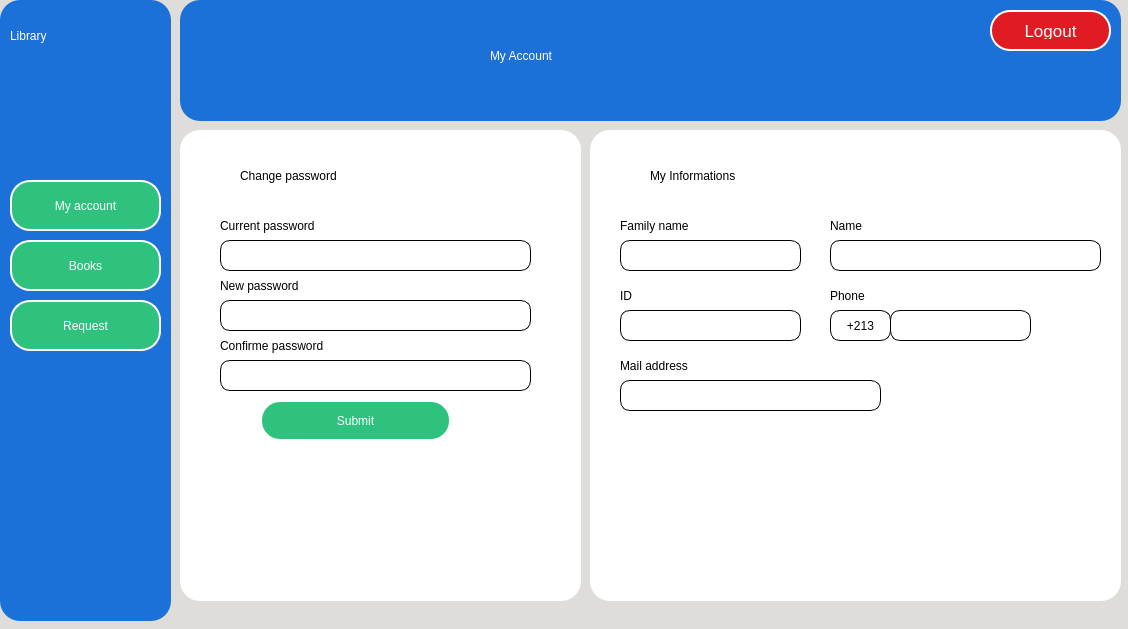
First picture: the form in Library Management/Windows_Ui/Assets/Ui/myacc.ui, repository mohammedyazid/Library, before the edit.
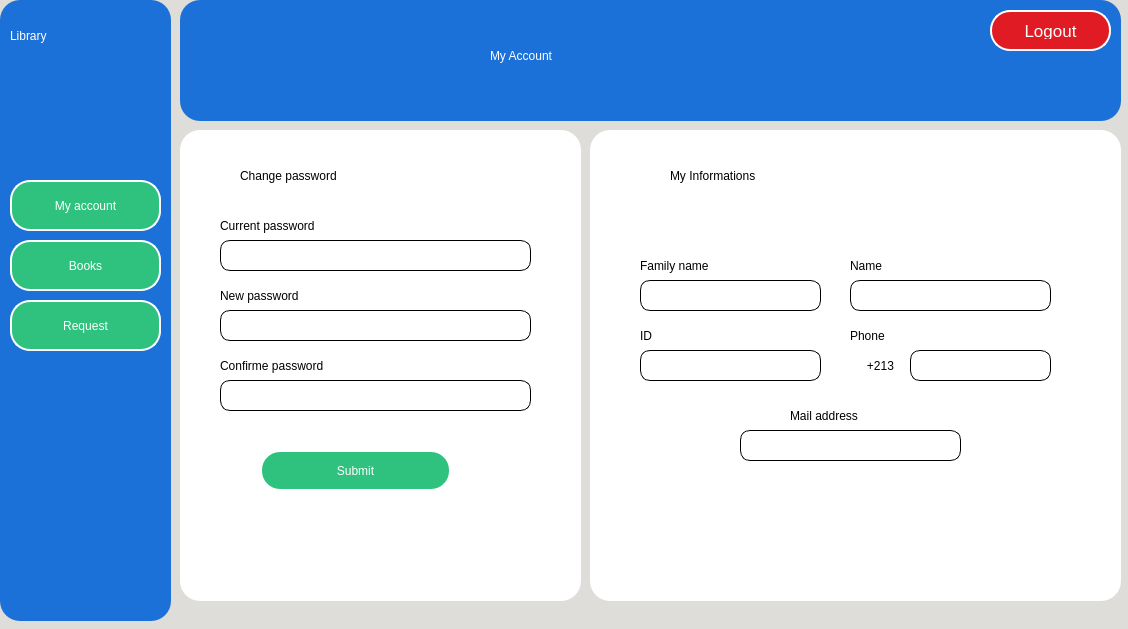
Second picture: the form after the edit. Icons and pictures are not drawn.

```diff
--- a/Library Management/Windows_Ui/Assets/Ui/myacc.ui
+++ b/Library Management/Windows_Ui/Assets/Ui/myacc.ui
@@ -41,7 +41,7 @@
      <property name="geometry">
       <rect>
        <x>40</x>
-       <y>200</y>
+       <y>220</y>
        <width>181</width>
        <height>31</height>
       </rect>
@@ -53,36 +53,6 @@
       <string>Confirme password</string>
      </property>
     </widget>
-    <widget class="QTextEdit" name="mm_conpassin">
-     <property name="geometry">
-      <rect>
-       <x>40</x>
-       <y>230</y>
-       <width>311</width>
-       <height>31</height>
-      </rect>
-     </property>
-     <property name="styleSheet">
-      <string notr="true">background-color: white;
-border-style: solid;
-border-width: 1px;
-border-color:black;
-border-radius: 10px;
-font: 75 14pt &quot;Ubuntu Mono&quot;;
-
-</string>
-     </property>
-     <property name="verticalScrollBarPolicy">
-      <enum>Qt::ScrollBarAlwaysOff</enum>
-     </property>
-     <property name="html">
-      <string>&lt;!DOCTYPE HTML PUBLIC &quot;-//W3C//DTD HTML 4.0//EN&quot; &quot;http://www.w3.org/TR/REC-html40/strict.dtd&quot;&gt;
-&lt;html&gt;&lt;head&gt;&lt;meta name=&quot;qrichtext&quot; content=&quot;1&quot; /&gt;&lt;style type=&quot;text/css&quot;&gt;
-p, li { white-space: pre-wrap; }
-&lt;/style&gt;&lt;/head&gt;&lt;body style=&quot; font-family:'Ubuntu Mono'; font-size:14pt; font-weight:72; font-style:normal;&quot;&gt;
-&lt;p style=&quot;-qt-paragraph-type:empty; margin-top:0px; margin-bottom:0px; margin-left:0px; margin-right:0px; -qt-block-indent:0; text-indent:0px; font-family:'Ubuntu'; font-size:11pt; font-weight:400;&quot;&gt;&lt;br /&gt;&lt;/p&gt;&lt;/body&gt;&lt;/html&gt;</string>
-     </property>
-    </widget>
     <widget class="QLabel" name="label26">
      <property name="geometry">
       <rect>
@@ -101,41 +71,11 @@
       <string>Change password</string>
      </property>
     </widget>
-    <widget class="QTextEdit" name="mm_newpassin">
-     <property name="geometry">
-      <rect>
-       <x>40</x>
-       <y>170</y>
-       <width>311</width>
-       <height>31</height>
-      </rect>
-     </property>
-     <property name="styleSheet">
-      <string notr="true">background-color: white;
-border-style: solid;
-border-width: 1px;
-border-color:black;
-border-radius: 10px;
-font: 75 14pt &quot;Ubuntu Mono&quot;;
-
-</string>
-     </property>
-     <property name="verticalScrollBarPolicy">
-      <enum>Qt::ScrollBarAlwaysOff</enum>
-     </property>
-     <property name="html">
-      <string>&lt;!DOCTYPE HTML PUBLIC &quot;-//W3C//DTD HTML 4.0//EN&quot; &quot;http://www.w3.org/TR/REC-html40/strict.dtd&quot;&gt;
-&lt;html&gt;&lt;head&gt;&lt;meta name=&quot;qrichtext&quot; content=&quot;1&quot; /&gt;&lt;style type=&quot;text/css&quot;&gt;
-p, li { white-space: pre-wrap; }
-&lt;/style&gt;&lt;/head&gt;&lt;body style=&quot; font-family:'Ubuntu Mono'; font-size:14pt; font-weight:72; font-style:normal;&quot;&gt;
-&lt;p style=&quot;-qt-paragraph-type:empty; margin-top:0px; margin-bottom:0px; margin-left:0px; margin-right:0px; -qt-block-indent:0; text-indent:0px; font-family:'Ubuntu'; font-size:11pt; font-weight:400;&quot;&gt;&lt;br /&gt;&lt;/p&gt;&lt;/body&gt;&lt;/html&gt;</string>
-     </property>
-    </widget>
     <widget class="QLabel" name="label28">
      <property name="geometry">
       <rect>
        <x>40</x>
-       <y>140</y>
+       <y>150</y>
        <width>151</width>
        <height>31</height>
       </rect>
@@ -152,7 +92,7 @@
      <property name="geometry">
       <rect>
        <x>80</x>
-       <y>270</y>
+       <y>320</y>
        <width>191</width>
        <height>41</height>
       </rect>
@@ -193,36 +133,6 @@
       </size>
      </property>
     </widget>
-    <widget class="QTextEdit" name="mm_curpassin">
-     <property name="geometry">
-      <rect>
-       <x>40</x>
-       <y>110</y>
-       <width>311</width>
-       <height>31</height>
-      </rect>
-     </property>
-     <property name="styleSheet">
-      <string notr="true">background-color: white;
-border-style: solid;
-border-width: 1px;
-border-color:black;
-border-radius: 10px;
-font: 75 14pt &quot;Ubuntu Mono&quot;;
-
-</string>
-     </property>
-     <property name="verticalScrollBarPolicy">
-      <enum>Qt::ScrollBarAlwaysOff</enum>
-     </property>
-     <property name="html">
-      <string>&lt;!DOCTYPE HTML PUBLIC &quot;-//W3C//DTD HTML 4.0//EN&quot; &quot;http://www.w3.org/TR/REC-html40/strict.dtd&quot;&gt;
-&lt;html&gt;&lt;head&gt;&lt;meta name=&quot;qrichtext&quot; content=&quot;1&quot; /&gt;&lt;style type=&quot;text/css&quot;&gt;
-p, li { white-space: pre-wrap; }
-&lt;/style&gt;&lt;/head&gt;&lt;body style=&quot; font-family:'Ubuntu Mono'; font-size:14pt; font-weight:72; font-style:normal;&quot;&gt;
-&lt;p style=&quot;-qt-paragraph-type:empty; margin-top:0px; margin-bottom:0px; margin-left:0px; margin-right:0px; -qt-block-indent:0; text-indent:0px; font-family:'Ubuntu'; font-size:11pt; font-weight:400;&quot;&gt;&lt;br /&gt;&lt;/p&gt;&lt;/body&gt;&lt;/html&gt;</string>
-     </property>
-    </widget>
     <widget class="QLabel" name="label27">
      <property name="geometry">
       <rect>
@@ -240,6 +150,147 @@
       <string>Current password</string>
      </property>
     </widget>
+    <widget class="QLineEdit" name="mm_curpassin">
+     <property name="geometry">
+      <rect>
+       <x>40</x>
+       <y>110</y>
+       <width>311</width>
+       <height>31</height>
+      </rect>
+     </property>
+     <property name="font">
+      <font>
+       <family>Ubuntu Mono</family>
+       <pointsize>13</pointsize>
+       <weight>9</weight>
+       <italic>false</italic>
+       <bold>false</bold>
+      </font>
+     </property>
+     <property name="styleSheet">
+      <string notr="true">background-color: white;
+border-style: solid;
+border-width: 1px;
+border-color:black;
+border-radius: 10px;
+font: 75 13pt &quot;Ubuntu Mono&quot;;
+
+</string>
+     </property>
+     <property name="maxLength">
+      <number>2000</number>
+     </property>
+     <property name="echoMode">
+      <enum>QLineEdit::Password</enum>
+     </property>
+     <property name="dragEnabled">
+      <bool>true</bool>
+     </property>
+     <property name="placeholderText">
+      <string/>
+     </property>
+     <property name="cursorMoveStyle">
+      <enum>Qt::LogicalMoveStyle</enum>
+     </property>
+     <property name="clearButtonEnabled">
+      <bool>true</bool>
+     </property>
+    </widget>
+    <widget class="QLineEdit" name="mm_newpassin">
+     <property name="geometry">
+      <rect>
+       <x>40</x>
+       <y>180</y>
+       <width>311</width>
+       <height>31</height>
+      </rect>
+     </property>
+     <property name="font">
+      <font>
+       <family>Ubuntu Mono</family>
+       <pointsize>13</pointsize>
+       <weight>9</weight>
+       <italic>false</italic>
+       <bold>false</bold>
+      </font>
+     </property>
+     <property name="styleSheet">
+      <string notr="true">background-color: white;
+border-style: solid;
+border-width: 1px;
+border-color:black;
+border-radius: 10px;
+font: 75 13pt &quot;Ubuntu Mono&quot;;
+
+</string>
+     </property>
+     <property name="maxLength">
+      <number>2000</number>
+     </property>
+     <property name="echoMode">
+      <enum>QLineEdit::Password</enum>
+     </property>
+     <property name="dragEnabled">
+      <bool>true</bool>
+     </property>
+     <property name="placeholderText">
+      <string/>
+     </property>
+     <property name="cursorMoveStyle">
+      <enum>Qt::LogicalMoveStyle</enum>
+     </property>
+     <property name="clearButtonEnabled">
+      <bool>true</bool>
+     </property>
+    </widget>
+    <widget class="QLineEdit" name="mm_conpassin">
+     <property name="geometry">
+      <rect>
+       <x>40</x>
+       <y>250</y>
+       <width>311</width>
+       <height>31</height>
+      </rect>
+     </property>
+     <property name="font">
+      <font>
+       <family>Ubuntu Mono</family>
+       <pointsize>13</pointsize>
+       <weight>9</weight>
+       <italic>false</italic>
+       <bold>false</bold>
+      </font>
+     </property>
+     <property name="styleSheet">
+      <string notr="true">background-color: white;
+border-style: solid;
+border-width: 1px;
+border-color:black;
+border-radius: 10px;
+font: 75 13pt &quot;Ubuntu Mono&quot;;
+
+</string>
+     </property>
+     <property name="maxLength">
+      <number>2000</number>
+     </property>
+     <property name="echoMode">
+      <enum>QLineEdit::Password</enum>
+     </property>
+     <property name="dragEnabled">
+      <bool>true</bool>
+     </property>
+     <property name="placeholderText">
+      <string/>
+     </property>
+     <property name="cursorMoveStyle">
+      <enum>Qt::LogicalMoveStyle</enum>
+     </property>
+     <property name="clearButtonEnabled">
+      <bool>true</bool>
+     </property>
+    </widget>
    </widget>
    <widget class="QFrame" name="frame_16">
     <property name="geometry">
@@ -600,8 +651,8 @@
     <widget class="QLabel" name="label32">
      <property name="geometry">
       <rect>
-       <x>240</x>
-       <y>80</y>
+       <x>260</x>
+       <y>120</y>
        <width>91</width>
        <height>31</height>
       </rect>
@@ -613,44 +664,11 @@
       <string>Name</string>
      </property>
     </widget>
-    <widget class="QTextEdit" name="mm_nameout">
-     <property name="geometry">
-      <rect>
-       <x>240</x>
-       <y>110</y>
-       <width>271</width>
-       <height>31</height>
-      </rect>
-     </property>
-     <property name="styleSheet">
-      <string notr="true">background-color: white;
-border-style: solid;
-border-width: 1px;
-border-color:black;
-border-radius: 10px;
-font: 75 14pt &quot;Ubuntu Mono&quot;;
-
-</string>
-     </property>
-     <property name="verticalScrollBarPolicy">
-      <enum>Qt::ScrollBarAlwaysOff</enum>
-     </property>
-     <property name="readOnly">
-      <bool>true</bool>
-     </property>
-     <property name="html">
-      <string>&lt;!DOCTYPE HTML PUBLIC &quot;-//W3C//DTD HTML 4.0//EN&quot; &quot;http://www.w3.org/TR/REC-html40/strict.dtd&quot;&gt;
-&lt;html&gt;&lt;head&gt;&lt;meta name=&quot;qrichtext&quot; content=&quot;1&quot; /&gt;&lt;style type=&quot;text/css&quot;&gt;
-p, li { white-space: pre-wrap; }
-&lt;/style&gt;&lt;/head&gt;&lt;body style=&quot; font-family:'Ubuntu Mono'; font-size:14pt; font-weight:72; font-style:normal;&quot;&gt;
-&lt;p style=&quot;-qt-paragraph-type:empty; margin-top:0px; margin-bottom:0px; margin-left:0px; margin-right:0px; -qt-block-indent:0; text-indent:0px; font-family:'Ubuntu'; font-size:11pt; font-weight:400;&quot;&gt;&lt;br /&gt;&lt;/p&gt;&lt;/body&gt;&lt;/html&gt;</string>
-     </property>
-    </widget>
     <widget class="QLabel" name="label33">
      <property name="geometry">
       <rect>
-       <x>30</x>
-       <y>150</y>
+       <x>50</x>
+       <y>190</y>
        <width>21</width>
        <height>31</height>
       </rect>
@@ -665,8 +683,8 @@
     <widget class="QLabel" name="label34">
      <property name="geometry">
       <rect>
-       <x>240</x>
-       <y>150</y>
+       <x>260</x>
+       <y>190</y>
        <width>121</width>
        <height>31</height>
       </rect>
@@ -681,8 +699,8 @@
     <widget class="QLabel" name="label35">
      <property name="geometry">
       <rect>
-       <x>30</x>
-       <y>220</y>
+       <x>200</x>
+       <y>270</y>
        <width>121</width>
        <height>31</height>
       </rect>
@@ -697,7 +715,7 @@
     <widget class="QLabel" name="label30">
      <property name="geometry">
       <rect>
-       <x>60</x>
+       <x>80</x>
        <y>10</y>
        <width>271</width>
        <height>71</height>
@@ -712,110 +730,11 @@
       <string>My Informations</string>
      </property>
     </widget>
-    <widget class="QTextEdit" name="mm_idout">
-     <property name="geometry">
-      <rect>
-       <x>30</x>
-       <y>180</y>
-       <width>181</width>
-       <height>31</height>
-      </rect>
-     </property>
-     <property name="styleSheet">
-      <string notr="true">background-color: white;
-border-style: solid;
-border-width: 1px;
-border-color:black;
-border-radius: 10px;
-font: 75 14pt &quot;Ubuntu Mono&quot;;
-
-</string>
-     </property>
-     <property name="verticalScrollBarPolicy">
-      <enum>Qt::ScrollBarAlwaysOff</enum>
-     </property>
-     <property name="readOnly">
-      <bool>true</bool>
-     </property>
-     <property name="html">
-      <string>&lt;!DOCTYPE HTML PUBLIC &quot;-//W3C//DTD HTML 4.0//EN&quot; &quot;http://www.w3.org/TR/REC-html40/strict.dtd&quot;&gt;
-&lt;html&gt;&lt;head&gt;&lt;meta name=&quot;qrichtext&quot; content=&quot;1&quot; /&gt;&lt;style type=&quot;text/css&quot;&gt;
-p, li { white-space: pre-wrap; }
-&lt;/style&gt;&lt;/head&gt;&lt;body style=&quot; font-family:'Ubuntu Mono'; font-size:14pt; font-weight:72; font-style:normal;&quot;&gt;
-&lt;p style=&quot;-qt-paragraph-type:empty; margin-top:0px; margin-bottom:0px; margin-left:0px; margin-right:0px; -qt-block-indent:0; text-indent:0px; font-family:'Ubuntu'; font-size:11pt; font-weight:400;&quot;&gt;&lt;br /&gt;&lt;/p&gt;&lt;/body&gt;&lt;/html&gt;</string>
-     </property>
-    </widget>
-    <widget class="QTextEdit" name="mm_phoneout">
-     <property name="geometry">
-      <rect>
-       <x>300</x>
-       <y>180</y>
-       <width>141</width>
-       <height>31</height>
-      </rect>
-     </property>
-     <property name="styleSheet">
-      <string notr="true">background-color: white;
-border-style: solid;
-border-width: 1px;
-border-color:black;
-border-radius: 10px;
-font: 75 14pt &quot;Ubuntu Mono&quot;;
-
-</string>
-     </property>
-     <property name="verticalScrollBarPolicy">
-      <enum>Qt::ScrollBarAlwaysOff</enum>
-     </property>
-     <property name="readOnly">
-      <bool>true</bool>
-     </property>
-     <property name="html">
-      <string>&lt;!DOCTYPE HTML PUBLIC &quot;-//W3C//DTD HTML 4.0//EN&quot; &quot;http://www.w3.org/TR/REC-html40/strict.dtd&quot;&gt;
-&lt;html&gt;&lt;head&gt;&lt;meta name=&quot;qrichtext&quot; content=&quot;1&quot; /&gt;&lt;style type=&quot;text/css&quot;&gt;
-p, li { white-space: pre-wrap; }
-&lt;/style&gt;&lt;/head&gt;&lt;body style=&quot; font-family:'Ubuntu Mono'; font-size:14pt; font-weight:72; font-style:normal;&quot;&gt;
-&lt;p style=&quot;-qt-paragraph-type:empty; margin-top:0px; margin-bottom:0px; margin-left:0px; margin-right:0px; -qt-block-indent:0; text-indent:0px; font-family:'Ubuntu'; font-size:11pt; font-weight:400;&quot;&gt;&lt;br /&gt;&lt;/p&gt;&lt;/body&gt;&lt;/html&gt;</string>
-     </property>
-    </widget>
-    <widget class="QTextEdit" name="mm_fnameout">
-     <property name="geometry">
-      <rect>
-       <x>30</x>
-       <y>110</y>
-       <width>181</width>
-       <height>31</height>
-      </rect>
-     </property>
-     <property name="styleSheet">
-      <string notr="true">background-color: white;
-border-style: solid;
-border-width: 1px;
-border-color:black;
-border-radius: 10px;
-font: 75 14pt &quot;Ubuntu Mono&quot;;
-
-</string>
-     </property>
-     <property name="verticalScrollBarPolicy">
-      <enum>Qt::ScrollBarAlwaysOff</enum>
-     </property>
-     <property name="readOnly">
-      <bool>true</bool>
-     </property>
-     <property name="html">
-      <string>&lt;!DOCTYPE HTML PUBLIC &quot;-//W3C//DTD HTML 4.0//EN&quot; &quot;http://www.w3.org/TR/REC-html40/strict.dtd&quot;&gt;
-&lt;html&gt;&lt;head&gt;&lt;meta name=&quot;qrichtext&quot; content=&quot;1&quot; /&gt;&lt;style type=&quot;text/css&quot;&gt;
-p, li { white-space: pre-wrap; }
-&lt;/style&gt;&lt;/head&gt;&lt;body style=&quot; font-family:'Ubuntu Mono'; font-size:14pt; font-weight:72; font-style:normal;&quot;&gt;
-&lt;p style=&quot;-qt-paragraph-type:empty; margin-top:0px; margin-bottom:0px; margin-left:0px; margin-right:0px; -qt-block-indent:0; text-indent:0px; font-family:'Ubuntu'; font-size:11pt; font-weight:400;&quot;&gt;&lt;br /&gt;&lt;/p&gt;&lt;/body&gt;&lt;/html&gt;</string>
-     </property>
-    </widget>
     <widget class="QLabel" name="label31">
      <property name="geometry">
       <rect>
-       <x>30</x>
-       <y>80</y>
+       <x>50</x>
+       <y>120</y>
        <width>151</width>
        <height>31</height>
       </rect>
@@ -831,8 +750,8 @@
     <widget class="QPushButton" name="pushButton_11">
      <property name="geometry">
       <rect>
-       <x>240</x>
-       <y>180</y>
+       <x>260</x>
+       <y>220</y>
        <width>61</width>
        <height>31</height>
       </rect>
@@ -842,11 +761,8 @@
      </property>
      <property name="styleSheet">
       <string notr="true">background-color: white;
-border-style: solid;
-border-width: 1px;
-border-color:black;
-border-radius: 10px;
 font: 75 14pt &quot;Ubuntu Mono&quot;;
+background-color: rgba(42, 41, 41, 0);
 
 </string>
      </property>
@@ -858,43 +774,10 @@
        <normaloff>Icons/algeria.png</normaloff>Icons/algeria.png</iconset>
      </property>
     </widget>
-    <widget class="QTextEdit" name="mm_mailout">
-     <property name="geometry">
-      <rect>
-       <x>30</x>
-       <y>250</y>
-       <width>261</width>
-       <height>31</height>
-      </rect>
-     </property>
-     <property name="styleSheet">
-      <string notr="true">background-color: white;
-border-style: solid;
-border-width: 1px;
-border-color:black;
-border-radius: 10px;
-font: 75 14pt &quot;Ubuntu Mono&quot;;
-
-</string>
-     </property>
-     <property name="verticalScrollBarPolicy">
-      <enum>Qt::ScrollBarAlwaysOff</enum>
-     </property>
-     <property name="readOnly">
-      <bool>true</bool>
-     </property>
-     <property name="html">
-      <string>&lt;!DOCTYPE HTML PUBLIC &quot;-//W3C//DTD HTML 4.0//EN&quot; &quot;http://www.w3.org/TR/REC-html40/strict.dtd&quot;&gt;
-&lt;html&gt;&lt;head&gt;&lt;meta name=&quot;qrichtext&quot; content=&quot;1&quot; /&gt;&lt;style type=&quot;text/css&quot;&gt;
-p, li { white-space: pre-wrap; }
-&lt;/style&gt;&lt;/head&gt;&lt;body style=&quot; font-family:'Ubuntu Mono'; font-size:14pt; font-weight:72; font-style:normal;&quot;&gt;
-&lt;p style=&quot;-qt-paragraph-type:empty; margin-top:0px; margin-bottom:0px; margin-left:0px; margin-right:0px; -qt-block-indent:0; text-indent:0px; font-family:'Ubuntu'; font-size:11pt; font-weight:400;&quot;&gt;&lt;br /&gt;&lt;/p&gt;&lt;/body&gt;&lt;/html&gt;</string>
-     </property>
-    </widget>
     <widget class="QPushButton" name="icon13">
      <property name="geometry">
       <rect>
-       <x>310</x>
+       <x>330</x>
        <y>10</y>
        <width>111</width>
        <height>51</height>
@@ -917,6 +800,256 @@
       </size>
      </property>
     </widget>
+    <widget class="QLineEdit" name="mm_fnameout">
+     <property name="geometry">
+      <rect>
+       <x>50</x>
+       <y>150</y>
+       <width>181</width>
+       <height>31</height>
+      </rect>
+     </property>
+     <property name="font">
+      <font>
+       <family>Ubuntu Mono</family>
+       <pointsize>13</pointsize>
+       <weight>9</weight>
+       <italic>false</italic>
+       <bold>false</bold>
+      </font>
+     </property>
+     <property name="styleSheet">
+      <string notr="true">background-color: white;
+border-style: solid;
+border-width: 1px;
+border-color:black;
+border-radius: 10px;
+font: 75 13pt &quot;Ubuntu Mono&quot;;
+
+</string>
+     </property>
+     <property name="maxLength">
+      <number>100</number>
+     </property>
+     <property name="echoMode">
+      <enum>QLineEdit::Normal</enum>
+     </property>
+     <property name="dragEnabled">
+      <bool>true</bool>
+     </property>
+     <property name="readOnly">
+      <bool>true</bool>
+     </property>
+     <property name="placeholderText">
+      <string/>
+     </property>
+     <property name="cursorMoveStyle">
+      <enum>Qt::LogicalMoveStyle</enum>
+     </property>
+     <property name="clearButtonEnabled">
+      <bool>false</bool>
+     </property>
+    </widget>
+    <widget class="QLineEdit" name="mm_nameout">
+     <property name="geometry">
+      <rect>
+       <x>260</x>
+       <y>150</y>
+       <width>201</width>
+       <height>31</height>
+      </rect>
+     </property>
+     <property name="font">
+      <font>
+       <family>Ubuntu Mono</family>
+       <pointsize>13</pointsize>
+       <weight>9</weight>
+       <italic>false</italic>
+       <bold>false</bold>
+      </font>
+     </property>
+     <property name="styleSheet">
+      <string notr="true">background-color: white;
+border-style: solid;
+border-width: 1px;
+border-color:black;
+border-radius: 10px;
+font: 75 13pt &quot;Ubuntu Mono&quot;;
+
+</string>
+     </property>
+     <property name="maxLength">
+      <number>100</number>
+     </property>
+     <property name="echoMode">
+      <enum>QLineEdit::Normal</enum>
+     </property>
+     <property name="dragEnabled">
+      <bool>true</bool>
+     </property>
+     <property name="readOnly">
+      <bool>true</bool>
+     </property>
+     <property name="placeholderText">
+      <string/>
+     </property>
+     <property name="cursorMoveStyle">
+      <enum>Qt::LogicalMoveStyle</enum>
+     </property>
+     <property name="clearButtonEnabled">
+      <bool>false</bool>
+     </property>
+    </widget>
+    <widget class="QLineEdit" name="mm_idout">
+     <property name="geometry">
+      <rect>
+       <x>50</x>
+       <y>220</y>
+       <width>181</width>
+       <height>31</height>
+      </rect>
+     </property>
+     <property name="font">
+      <font>
+       <family>Ubuntu Mono</family>
+       <pointsize>13</pointsize>
+       <weight>9</weight>
+       <italic>false</italic>
+       <bold>false</bold>
+      </font>
+     </property>
+     <property name="styleSheet">
+      <string notr="true">background-color: white;
+border-style: solid;
+border-width: 1px;
+border-color:black;
+border-radius: 10px;
+font: 75 13pt &quot;Ubuntu Mono&quot;;
+
+</string>
+     </property>
+     <property name="maxLength">
+      <number>100</number>
+     </property>
+     <property name="echoMode">
+      <enum>QLineEdit::Normal</enum>
+     </property>
+     <property name="dragEnabled">
+      <bool>true</bool>
+     </property>
+     <property name="readOnly">
+      <bool>true</bool>
+     </property>
+     <property name="placeholderText">
+      <string/>
+     </property>
+     <property name="cursorMoveStyle">
+      <enum>Qt::LogicalMoveStyle</enum>
+     </property>
+     <property name="clearButtonEnabled">
+      <bool>false</bool>
+     </property>
+    </widget>
+    <widget class="QLineEdit" name="mm_phoneout">
+     <property name="geometry">
+      <rect>
+       <x>320</x>
+       <y>220</y>
+       <width>141</width>
+       <height>31</height>
+      </rect>
+     </property>
+     <property name="font">
+      <font>
+       <family>Ubuntu Mono</family>
+       <pointsize>13</pointsize>
+       <weight>9</weight>
+       <italic>false</italic>
+       <bold>false</bold>
+      </font>
+     </property>
+     <property name="styleSheet">
+      <string notr="true">background-color: white;
+border-style: solid;
+border-width: 1px;
+border-color:black;
+border-radius: 10px;
+font: 75 13pt &quot;Ubuntu Mono&quot;;
+
+</string>
+     </property>
+     <property name="maxLength">
+      <number>100</number>
+     </property>
+     <property name="echoMode">
+      <enum>QLineEdit::Normal</enum>
+     </property>
+     <property name="dragEnabled">
+      <bool>true</bool>
+     </property>
+     <property name="readOnly">
+      <bool>true</bool>
+     </property>
+     <property name="placeholderText">
+      <string/>
+     </property>
+     <property name="cursorMoveStyle">
+      <enum>Qt::LogicalMoveStyle</enum>
+     </property>
+     <property name="clearButtonEnabled">
+      <bool>false</bool>
+     </property>
+    </widget>
+    <widget class="QLineEdit" name="mm_mailout">
+     <property name="geometry">
+      <rect>
+       <x>150</x>
+       <y>300</y>
+       <width>221</width>
+       <height>31</height>
+      </rect>
+     </property>
+     <property name="font">
+      <font>
+       <family>Ubuntu Mono</family>
+       <pointsize>13</pointsize>
+       <weight>9</weight>
+       <italic>false</italic>
+       <bold>false</bold>
+      </font>
+     </property>
+     <property name="styleSheet">
+      <string notr="true">background-color: white;
+border-style: solid;
+border-width: 1px;
+border-color:black;
+border-radius: 10px;
+font: 75 13pt &quot;Ubuntu Mono&quot;;
+
+</string>
+     </property>
+     <property name="maxLength">
+      <number>100</number>
+     </property>
+     <property name="echoMode">
+      <enum>QLineEdit::Normal</enum>
+     </property>
+     <property name="dragEnabled">
+      <bool>true</bool>
+     </property>
+     <property name="readOnly">
+      <bool>true</bool>
+     </property>
+     <property name="placeholderText">
+      <string/>
+     </property>
+     <property name="cursorMoveStyle">
+      <enum>Qt::LogicalMoveStyle</enum>
+     </property>
+     <property name="clearButtonEnabled">
+      <bool>false</bool>
+     </property>
+    </widget>
    </widget>
    <widget class="QFrame" name="frame_8">
     <property name="geometry">
```
